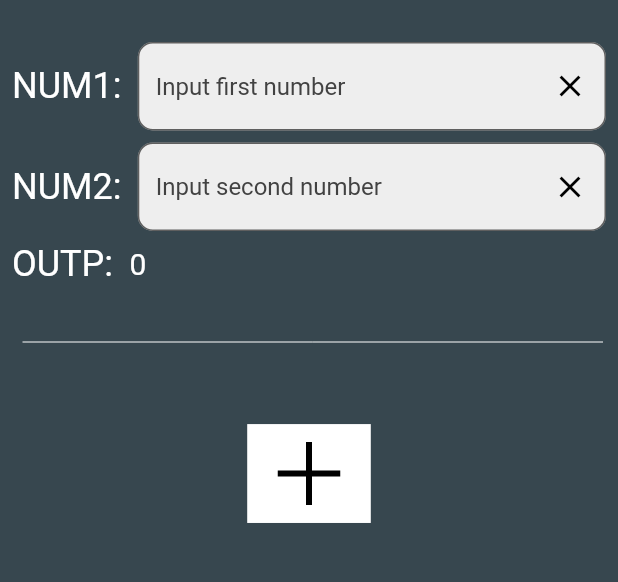
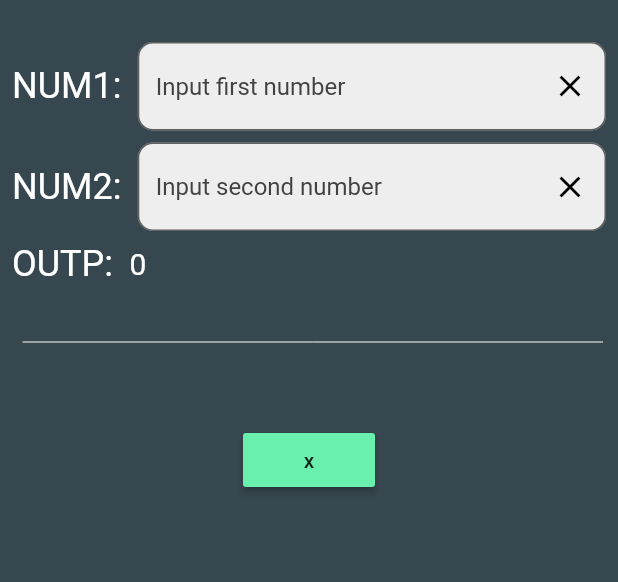
Before and after one commit to emilio-kariuki/calc, a Flutter app: the screen it shows after launch, on a phone screen of 412 x 824 dp, the part 84-666 px from its top. Run offline on Flutter 3.47's test engine with Material 2 defaults, Android fonts, the phone set to English and light mode, and no system bars; our stand-ins replace flutter_svg, google_fonts; Roboto replaces fonts that are missing (Redressed).

Commit message:
February 21, 2022 2:11 PM

```diff
--- a/lib/calculator.dart
+++ b/lib/calculator.dart
@@ -180,17 +180,12 @@ class _HomeState extends State<Home> {
               ],
             ),
             SizedBox(height: size.height * 0.03),
-            Material(
-              color: Colors.white,
-              child: SizedBox(
-                height:size.height * 0.08,
-                width:size.width * 0.2,
-                child:FlatButton(
-                  onPressed: doAddition,
-                  child:SvgPicture.asset('assets/add.svg')
+           MaterialButton(
+                  // ignore: prefer_const_constructors
+                  child: Text("x"),
+                  color: Colors.greenAccent,
+                  onPressed: doMul,
                 ),
-              ),
-            )
           ],
         ),
       ),
```
